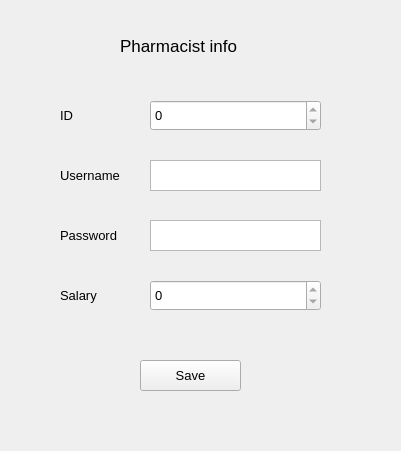
Before: the Qt Designer form pharmacist_profile_window/pharmacist_profile_window.ui in osamamuhammad3623/pharmacy_management_system, drawn with Qt 5.
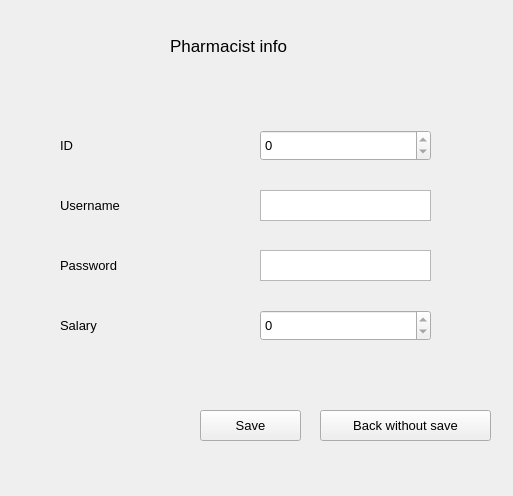
After: the same form once the commit is applied.

What changed in the file:
```diff
--- a/pharmacist_profile_window/pharmacist_profile_window.ui
+++ b/pharmacist_profile_window/pharmacist_profile_window.ui
@@ -6,8 +6,8 @@
    <rect>
     <x>0</x>
     <y>0</y>
-    <width>401</width>
-    <height>451</height>
+    <width>513</width>
+    <height>496</height>
    </rect>
   </property>
   <property name="windowTitle">
@@ -17,7 +17,7 @@
    <property name="geometry">
     <rect>
      <x>60</x>
-     <y>100</y>
+     <y>130</y>
      <width>31</width>
      <height>31</height>
     </rect>
@@ -37,8 +37,8 @@
    </property>
    <property name="geometry">
     <rect>
-     <x>150</x>
-     <y>160</y>
+     <x>260</x>
+     <y>190</y>
      <width>171</width>
      <height>31</height>
     </rect>
@@ -52,8 +52,8 @@
   <widget class="QPushButton" name="save">
    <property name="geometry">
     <rect>
-     <x>140</x>
-     <y>360</y>
+     <x>200</x>
+     <y>410</y>
      <width>101</width>
      <height>31</height>
     </rect>
@@ -73,8 +73,8 @@
    </property>
    <property name="geometry">
     <rect>
-     <x>150</x>
-     <y>100</y>
+     <x>260</x>
+     <y>130</y>
      <width>171</width>
      <height>31</height>
     </rect>
@@ -101,7 +101,7 @@
    <property name="geometry">
     <rect>
      <x>60</x>
-     <y>220</y>
+     <y>250</y>
      <width>91</width>
      <height>31</height>
     </rect>
@@ -119,7 +119,7 @@
    <property name="geometry">
     <rect>
      <x>60</x>
-     <y>160</y>
+     <y>190</y>
      <width>101</width>
      <height>31</height>
     </rect>
@@ -139,8 +139,8 @@
    </property>
    <property name="geometry">
     <rect>
-     <x>150</x>
-     <y>220</y>
+     <x>260</x>
+     <y>250</y>
      <width>171</width>
      <height>31</height>
     </rect>
@@ -154,7 +154,7 @@
   <widget class="QLabel" name="label_4">
    <property name="geometry">
     <rect>
-     <x>120</x>
+     <x>170</x>
      <y>30</y>
      <width>151</width>
      <height>31</height>
@@ -173,7 +173,7 @@
    <property name="geometry">
     <rect>
      <x>60</x>
-     <y>280</y>
+     <y>310</y>
      <width>71</width>
      <height>31</height>
     </rect>
@@ -193,8 +193,8 @@
    </property>
    <property name="geometry">
     <rect>
-     <x>150</x>
-     <y>280</y>
+     <x>260</x>
+     <y>310</y>
      <width>171</width>
      <height>31</height>
     </rect>
@@ -217,6 +217,24 @@
     <number>0</number>
    </property>
   </widget>
+  <widget class="QPushButton" name="save_2">
+   <property name="geometry">
+    <rect>
+     <x>320</x>
+     <y>410</y>
+     <width>171</width>
+     <height>31</height>
+    </rect>
+   </property>
+   <property name="font">
+    <font>
+     <pointsize>10</pointsize>
+    </font>
+   </property>
+   <property name="text">
+    <string>Back without save</string>
+   </property>
+  </widget>
  </widget>
  <resources/>
  <connections/>
```
